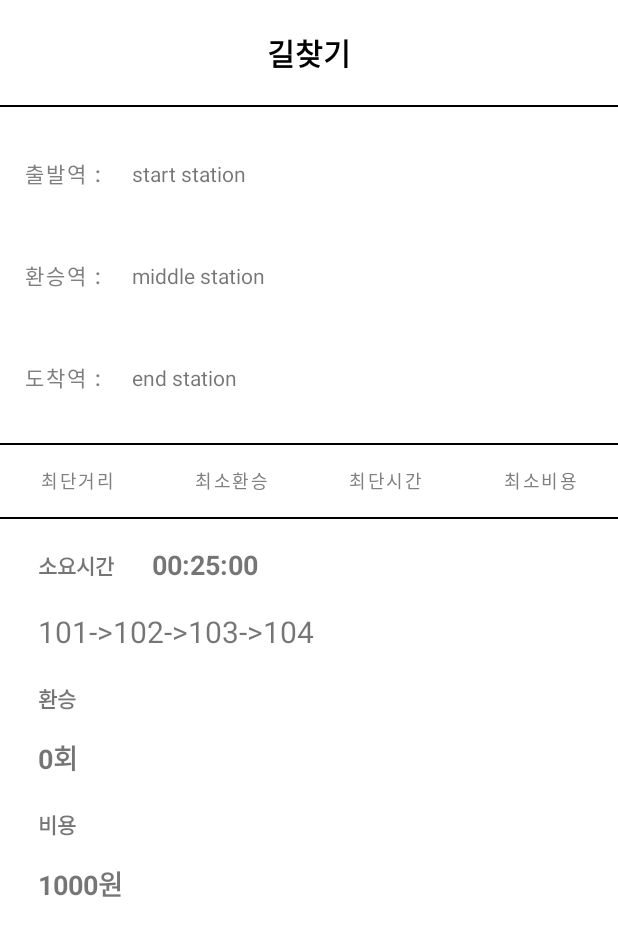
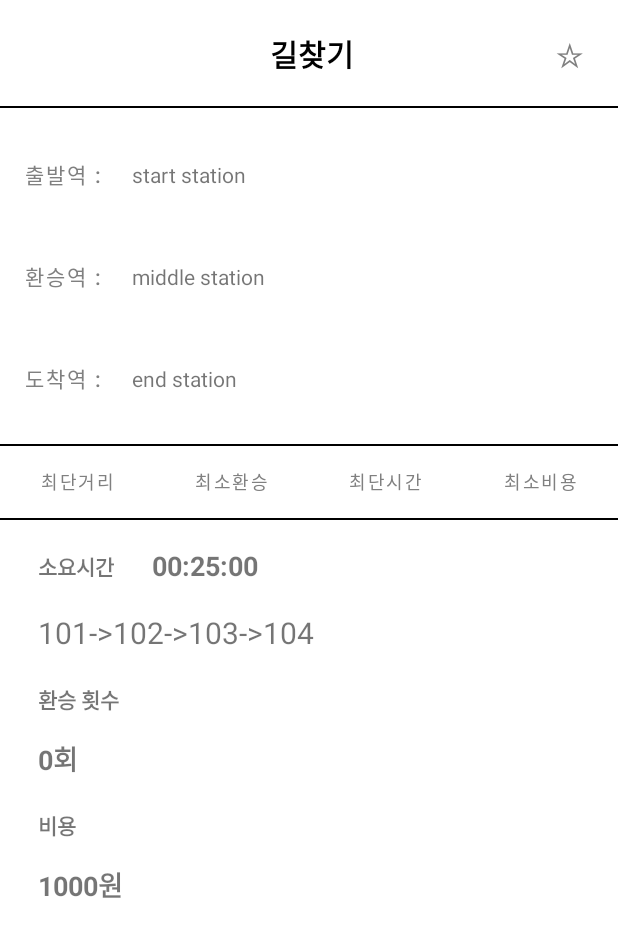
Before and after one commit to Oc9aN/NaZakJi, an Android app: the StationSearch screen opened directly, with no data from a screen before it, on a phone screen of 412 x 824 dp. Shown: the top 937 px of the screen. Run offline under Robolectric (Android 15) with nearby library versions, the phone set to English and light mode, and no system bars.

Commit message:
search finish

```diff
--- a/app/src/main/res/layout/activity_station_search.xml
+++ b/app/src/main/res/layout/activity_station_search.xml
@@ -1,5 +1,5 @@
 <?xml version="1.0" encoding="utf-8"?>
-<androidx.constraintlayout.widget.ConstraintLayout
+<ScrollView
     xmlns:android="http://schemas.android.com/apk/res/android"
     xmlns:tools="http://schemas.android.com/tools"
     android:layout_width="match_parent"
@@ -13,20 +13,38 @@
         tools:layout_editor_absoluteX="0dp"
         tools:layout_editor_absoluteY="0dp">
 
-        <TextView
-            android:layout_width="wrap_content"
+        <LinearLayout
+            android:layout_width="match_parent"
             android:layout_height="wrap_content"
-            android:text="길찾기"
-            android:textSize="20dp"
-            android:textStyle="bold"
-            android:textColor="@color/black"
-            android:layout_gravity="center"
-            android:layout_marginTop="20dp"/>
+            android:orientation="horizontal">
+
+            <TextView
+                android:layout_width="wrap_content"
+                android:layout_height="wrap_content"
+                android:layout_marginTop="10dp"
+                android:layout_marginLeft="180dp"
+                android:text="길찾기"
+                android:textColor="@color/black"
+                android:textSize="20dp"
+                android:textStyle="bold" />
+
+            <Button
+                android:id="@+id/favorite"
+                android:layout_width="57dp"
+                android:layout_height="wrap_content"
+                android:layout_marginLeft="115dp"
+                android:layout_marginTop="10dp"
+                android:background="#00ff0000"
+                android:text="☆"
+                android:textColor="#808080"
+                android:textSize="22dp" />
+
+        </LinearLayout>
 
         <View
             android:layout_width="match_parent"
             android:layout_height="2px"
-            android:layout_marginTop="20dp"
+            android:layout_marginTop="10dp"
             android:background="#000000" />
 
         <LinearLayout
@@ -140,7 +158,7 @@
                 android:background="#00ff0000"/>
 
             <Button
-                android:id="@+id/short_money"
+                android:id="@+id/short_cost"
                 android:layout_width="wrap_content"
                 android:layout_height="wrap_content"
                 android:text="최소비용"
@@ -181,6 +199,7 @@
         </LinearLayout>
 
         <TextView
+            android:id="@+id/route"
             android:layout_width="wrap_content"
             android:layout_height="wrap_content"
             android:text="101->102->103->104"
@@ -195,11 +214,12 @@
             <TextView
                 android:layout_width="wrap_content"
                 android:layout_height="wrap_content"
-                android:text="환승"
+                android:text="환승 횟수"
                 android:textStyle="bold"
                 android:layout_marginLeft="25dp"
                 android:layout_marginTop="20dp" />
             <TextView
+                android:id="@+id/transfer_time"
                 android:layout_width="wrap_content"
                 android:layout_height="wrap_content"
                 android:text="0회"
@@ -215,6 +235,7 @@
                 android:layout_marginLeft="25dp"
                 android:layout_marginTop="20dp" />
             <TextView
+                android:id="@+id/cost"
                 android:layout_width="wrap_content"
                 android:layout_height="wrap_content"
                 android:text="1000원"
@@ -227,4 +248,4 @@
 
     </LinearLayout>
 
-</androidx.constraintlayout.widget.ConstraintLayout>
+</ScrollView>
```
Also changed, not shown: app/src/main/java/com/example/teamproject/FindStation.java (+11 -6 lines), app/src/main/java/com/example/teamproject/FindStationMain.java (+7 -2 lines), app/src/main/res/layout/activity_find_station.xml (+0 -8 lines).
